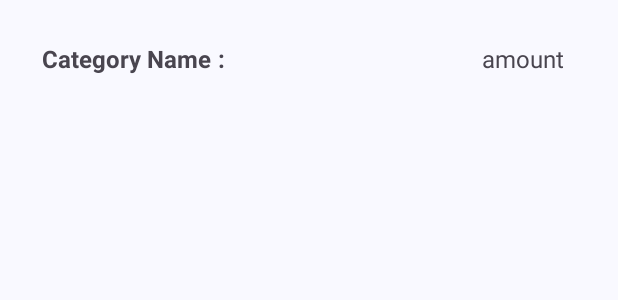
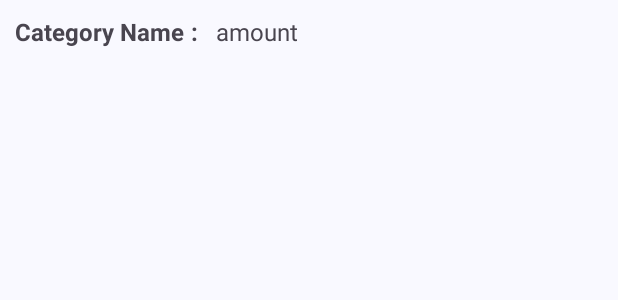
Before and after one commit to jaczanet/Expenses, an Android app: the layout stats_category.xml on its own in the app's theme, with its tools: preview values and no code run, on a phone screen of 412 x 824 dp. Shown: the top 300 px of the screen. Run offline under Robolectric (Android 15) with nearby library versions, the phone set to English and light mode, and no system bars.

Commit message:
Stats activity UI: Create adapter and viewholder for statistics cards and categories in statistics cards -Create layout for statistics cards and categories in statistics cards

```diff
--- a/app/src/main/res/layout/activity_statistics.xml
+++ b/app/src/main/res/layout/activity_statistics.xml
@@ -23,7 +23,7 @@
         android:layout_marginStart="12dp"
         android:layout_marginTop="12dp"
         android:text="Statistics"
-        android:textSize="24sp"
+        android:textSize="28sp"
         android:textStyle="bold"
         app:layout_constraintStart_toEndOf="@+id/backBtn"
         app:layout_constraintTop_toTopOf="parent" />
--- a/app/src/main/res/layout/statistics_card.xml
+++ b/app/src/main/res/layout/statistics_card.xml
@@ -20,7 +20,7 @@
             android:layout_width="wrap_content"
             android:layout_height="wrap_content"
             android:text="date"
-            android:textSize="24sp"
+            android:textSize="26sp"
             android:textStyle="bold"
             app:layout_constraintStart_toStartOf="parent"
             app:layout_constraintTop_toTopOf="parent"/>
@@ -28,7 +28,7 @@
         <androidx.recyclerview.widget.RecyclerView
             android:id="@+id/statsCategRecyclerView"
             android:layout_width="0dp"
-            android:layout_height="0dp"
+            android:layout_height="wrap_content"
             app:layout_constraintTop_toBottomOf="@id/textViewDate"
             app:layout_constraintBottom_toBottomOf="parent"
             app:layout_constraintStart_toStartOf="parent"
--- a/app/src/main/res/layout/stats_category.xml
+++ b/app/src/main/res/layout/stats_category.xml
@@ -2,10 +2,9 @@
 <androidx.constraintlayout.widget.ConstraintLayout
     xmlns:android="http://schemas.android.com/apk/res/android"
     xmlns:app="http://schemas.android.com/apk/res-auto"
-    android:layout_width="380dp"
+    android:layout_width="340dp"
     android:layout_height="wrap_content"
-    android:padding="16dp"
-    android:layout_margin="12dp">
+    android:padding="10dp">
 
     <TextView
         android:id="@+id/statsCategory"
@@ -32,10 +31,10 @@
         android:id="@+id/statsAmount"
         android:layout_width="wrap_content"
         android:layout_height="wrap_content"
+        android:layout_marginStart="12dp"
         android:text="amount"
         android:textSize="16sp"
-        android:layout_marginStart="4dp"
-        app:layout_constraintTop_toTopOf="parent"
-        app:layout_constraintEnd_toEndOf="parent"/>
+        app:layout_constraintStart_toEndOf="@+id/colon"
+        app:layout_constraintTop_toTopOf="parent" />
 
 </androidx.constraintlayout.widget.ConstraintLayout>
```
Also changed, not shown: app/src/main/java/net/jacza/expenses/ui/adapter/CategoryWithAmountAdapter.java (added, +56 -0 lines), app/src/main/java/net/jacza/expenses/ui/adapter/StatisticsAdapter.java (added, +64 -0 lines).
